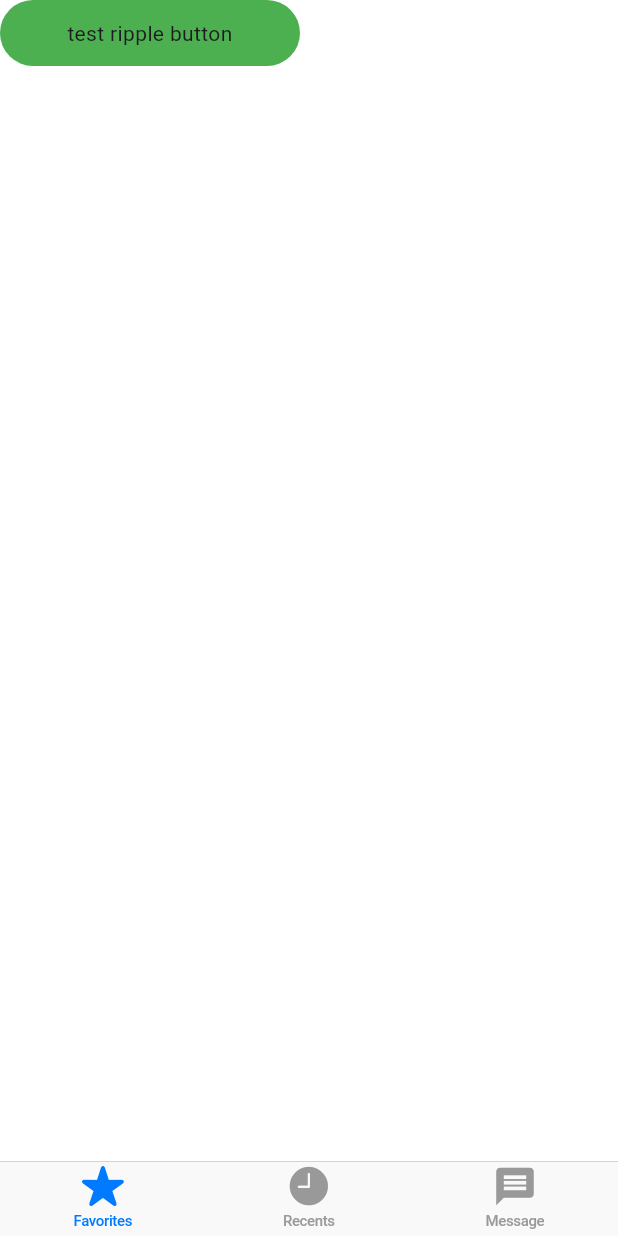
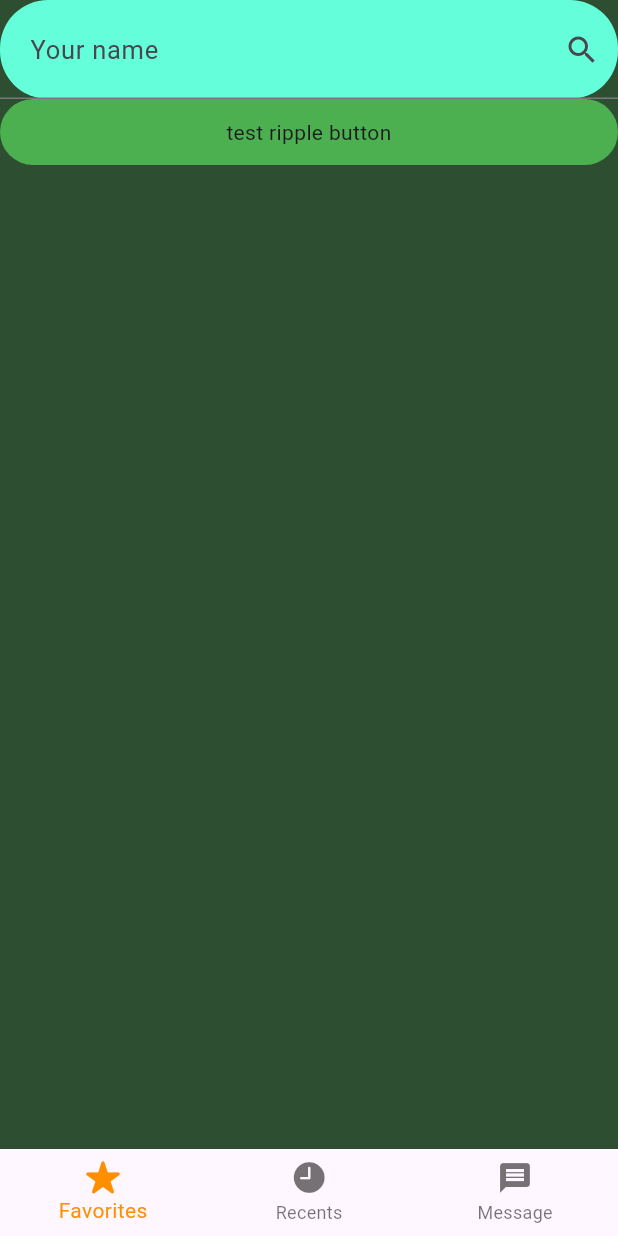
Before and after one commit to anh0701/flutter-template, a Flutter app: the screen it shows after launch, on a phone screen of 412 x 824 dp. Run offline on Flutter 3.47's test engine with Material 3 defaults, Android fonts, the phone set to English and light mode, and no system bars.

Commit message:
add navbar bottom + input widget

```diff
--- /dev/null
+++ b/lib/custom_navbar/bottom_navbar_android.dart
@@ -0,0 +1,14 @@
+import 'package:flutter/cupertino.dart';
+import 'package:flutter/material.dart';
+
+Widget bottom_navbar({
+    required List<BottomNavigationBarItem> items,
+    void Function(int)? onTap,
+    currentIndex}){
+  return BottomNavigationBar(
+        items: items,
+        currentIndex: currentIndex,
+        selectedItemColor: Colors.amber[800],
+        onTap: onTap,
+      );
+}
--- /dev/null
+++ b/lib/custom_widget/input.dart
@@ -0,0 +1,38 @@
+import 'package:flutter/material.dart';
+import 'package:flutter/services.dart';
+
+Widget customTextField(
+    {required TextInputType textInputType,
+    String? hintText,
+    InputBorder? border,
+    Widget? suffixIcon}) {
+  RegExp pattern = RegExp(
+      r"^[a-zA-Z0-9.a-zA-Z0-9.!#$%&'*+-/=?^_`{|}~]+@[a-zA-Z0-9]+\.[a-zA-Z]+");
+  TextEditingController _textEditingController = TextEditingController();
+
+  if (textInputType == TextInputType.visiblePassword) {
+    return TextField(
+      controller: _textEditingController,
+      decoration: InputDecoration(
+          hintStyle: TextStyle(fontSize: 17),
+          hintText: 'Password',
+          border: border,
+          suffixIcon: suffixIcon,
+          contentPadding: EdgeInsets.all(20)),
+      keyboardType: TextInputType.visiblePassword,
+      obscureText: true,
+    );
+  } else {
+    return TextField(
+      controller: _textEditingController,
+      decoration: InputDecoration(
+          hintStyle: TextStyle(fontSize: 17),
+          hintText: hintText,
+          border: border,
+          suffixIcon: suffixIcon,
+          contentPadding: EdgeInsets.all(20)),
+      keyboardType: TextInputType.emailAddress,
+      inputFormatters: [FilteringTextInputFormatter.allow(pattern)],
+    );
+  }
+}
--- /dev/null
+++ b/lib/custom_widget/input_error.dart
@@ -0,0 +1,15 @@
+import 'package:flutter/material.dart';
+
+Widget input_error() {
+  return Container(
+    child: TextField(
+      decoration: InputDecoration(
+          errorStyle: TextStyle(), errorText: 'Please enter something'),
+      readOnly: true,
+      onTap: () {
+        //Go to the next screen
+      },
+      cursorColor: Colors.grey,
+    ),
+  );
+}
--- a/lib/main.dart
+++ b/lib/main.dart
@@ -1,3 +1,6 @@
+import 'package:flutter_localizations/flutter_localizations.dart';
+
+import 'views/screen1.dart';
 import 'views/message_page.dart';
 import 'package:flutter/material.dart';
 
@@ -15,11 +18,16 @@ class MyApp extends StatelessWidget {
   Widget build(BuildContext context) {
     return MaterialApp(
       title: 'Flutter Demo',
+       localizationsDelegates: [
+        GlobalMaterialLocalizations.delegate,
+        GlobalWidgetsLocalizations.delegate,
+      ],
       theme: ThemeData(
         colorScheme: ColorScheme.fromSeed(seedColor: Colors.deepPurple),
         useMaterial3: true,
       ),
       home: MyHomePage(),
+      // home: Screen1(),
       // home: MessagePage(),
     );
   }
--- a/lib/views/MyHomePage.dart
+++ b/lib/views/MyHomePage.dart
@@ -1,7 +1,8 @@
 import 'package:flutter/cupertino.dart';
 import 'package:flutter/material.dart';
 
-import '../custom_navbar/bottom_navbar.dart';
+// import '../custom_navbar/bottom_navbar_ios.dart';
+import '../custom_navbar/bottom_navbar_android.dart';
 import 'message_page.dart';
 import 'screen1.dart';
 import 'screen2.dart';
@@ -34,9 +35,9 @@ class _MyHomePageState extends State<MyHomePage> {
   @override
   Widget build(BuildContext context) {
     return Scaffold(
+      body: children.elementAt(currentIndex),
       bottomNavigationBar: // bottom navbar
           bottom_navbar(
-        children: children,
         items: items,
         onTap: (index) => setState(() {
           currentIndex = index;
--- a/lib/views/message_page.dart
+++ b/lib/views/message_page.dart
@@ -1,6 +1,7 @@
 import 'package:flutter/material.dart';
 
 import '../custom_color/custom_color.dart';
+import '../custom_widget/input_error.dart';
 import '../themes/message_theme.dart';
 
 class MessagePage extends StatefulWidget {
@@ -13,7 +14,8 @@ class MessagePage extends StatefulWidget {
 class _MessagePageState extends State<MessagePage> {
   @override
   Widget build(BuildContext context) {
-    return Column(
+    return Scaffold(
+      body: Column(
         children: [
           message_theme(
           text_received: Text(
@@ -41,7 +43,10 @@ class _MessagePageState extends State<MessagePage> {
                 color: CustomColor.textCommonColor),
           ),
           box_color_received: Color.fromARGB(31, 227, 20, 20)),
+
+          input_error(),
         ],
+      ),
     );
   }
 }
--- a/lib/views/screen1.dart
+++ b/lib/views/screen1.dart
@@ -1,6 +1,7 @@
 import 'package:flutter/material.dart';
 
 import '../custom_button/ripple_button.dart';
+import '../custom_widget/input.dart';
 
 class Screen1 extends StatefulWidget {
   const Screen1({super.key});
@@ -12,15 +13,41 @@ class Screen1 extends StatefulWidget {
 class _Screen1State extends State<Screen1> {
   @override
   Widget build(BuildContext context) {
-    return Column(
+    return Scaffold(
+      backgroundColor: Color.fromARGB(255, 46, 78, 49),
+      body: SafeArea(
+        child: ListView(
+          shrinkWrap: true,
           children: [
             // example using ripple_button
+
+            Container(
+              decoration: BoxDecoration(
+                color: Colors.tealAccent,
+                borderRadius: BorderRadius.circular(32),
+              ),
+              child: customTextField(
+                  textInputType: TextInputType.name,
+                  hintText: "Your name",
+                  // border: InputBorder.none,
+                  // border: OutlineInputBorder(
+                  //   borderSide: BorderSide.none,
+                  //   borderRadius: BorderRadius.circular(20),
+                  // ),
+                  suffixIcon: Icon(Icons.search)),
+            ),
+
             ripple_button(
-            text: Text("test ripple button", textAlign: TextAlign.center,),
+                text: Text(
+                  "test ripple button",
+                  textAlign: TextAlign.center,
+                ),
                 width: 200,
                 color_button: Colors.green,
                 onTap: () => {}),
           ],
+        ),
+      ),
     );
   }
 }
--- a/lib/views/screen2.dart
+++ b/lib/views/screen2.dart
@@ -16,7 +16,8 @@ class _Screen2State extends State<Screen2> {
   bool _switchValue = false;
   @override
   Widget build(BuildContext context) {
-    return Column(
+    return Scaffold(
+      body: Column(
         children: [
           // circle button
           circle_button(
@@ -46,6 +47,7 @@ class _Screen2State extends State<Screen2> {
               size: MainAxisSize.min,
               onTap: () => {}),
         ],
+      ),
     );
   }
 }
--- a/pubspec.yaml
+++ b/pubspec.yaml
@@ -35,6 +35,8 @@ dependencies:
   # The following adds the Cupertino Icons font to your application.
   # Use with the CupertinoIcons class for iOS style icons.
   cupertino_icons: ^1.0.2
+  flutter_localizations:
+    sdk: flutter
 
 dev_dependencies:
   flutter_test:
```
Also changed, not shown: lib/custom_navbar/bottom_navbar_ios.dart (renamed from lib/custom_navbar/bottom_navbar.dart), pubspec.lock. Lines whose indentation alone changed are shown as unchanged.
